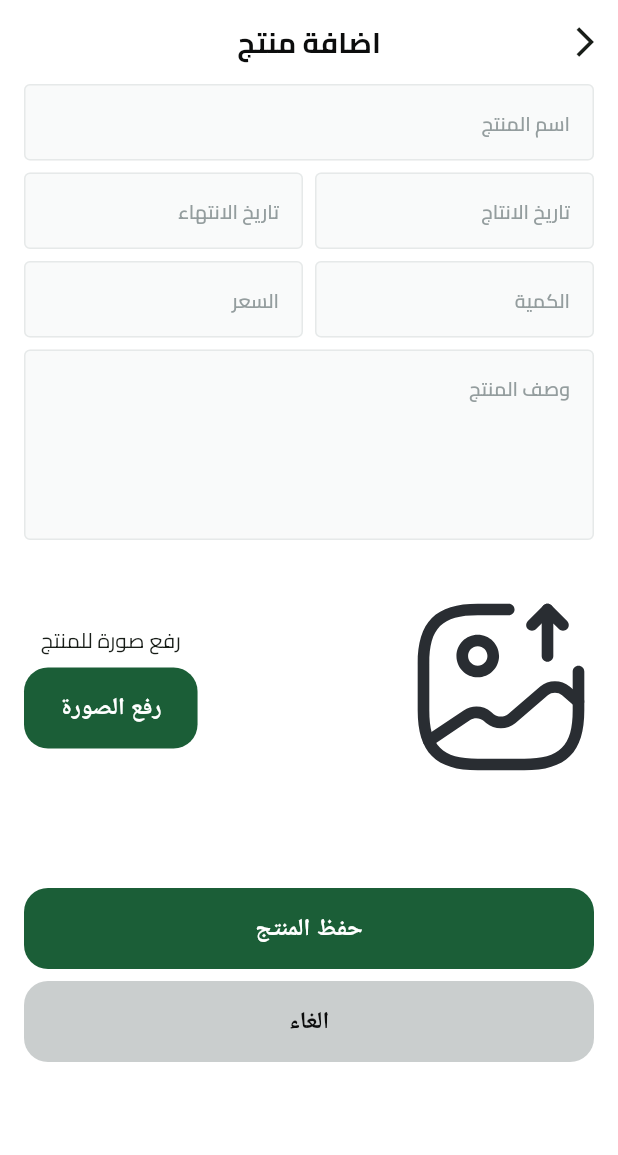
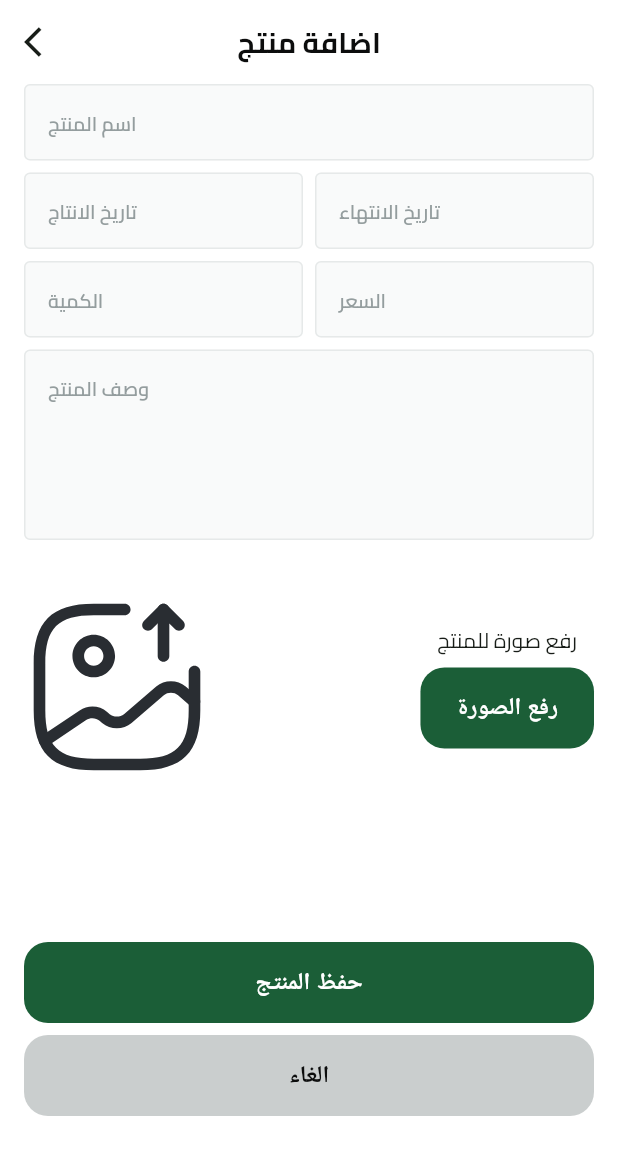
Before and after one commit to elsaramji/controlPanel, a Flutter app: the AddingForm screen opened by its route, on a phone screen of 412 x 824 dp. Shown: the top 1155 px of the screen. Run offline on Flutter 3.47's test engine with Material 3 defaults, Android fonts, the phone set to English and light mode, and no system bars; our stand-ins replace bloc, cloud_firestore, dartz, firebase_auth, firebase_core, flutter_bloc and 5 more; missing offline and left inert: new_device_apps; accounts and stored records are empty; network calls fail; project files that could hold a hidden picture were left out.

Commit message:
add upload prodcut image future

```diff
--- a/lib/components/addItemsform/logic/function.dart
+++ b/lib/components/addItemsform/logic/function.dart
@@ -1,8 +1,10 @@
 // components/addItemsform/logic/function.dart
 import 'package:image_picker/image_picker.dart';
 
-class AddItemsFunction {
-  static Future<XFile?> uploadimage() async {
+//TODO: AddItemsFunctionCubit
+
+class PickImageFunction {
+  static Future<XFile?> pickimagelocal() async {
     Future<XFile?> picker =
         ImagePicker().pickImage(source: ImageSource.gallery);
     return picker;
--- a/lib/components/addItemsform/view/adding_form.dart
+++ b/lib/components/addItemsform/view/adding_form.dart
@@ -1,12 +1,15 @@
 // components/addItemsform/view/adding_form.dart
 
+import 'dart:developer';
+
 import 'package:flutter/material.dart';
-import 'package:furits_control/components/addItemsform/logic/function.dart';
 import 'package:furits_control/components/addItemsform/widgets/saving_button.dart';
+import 'package:furits_control/core/injection/get_it.dart';
 
 import '../../../core/custom/appbars/custom_Appbar.dart';
+import '../../../service/supbace/storage_supbase.dart';
 import '../widgets/product_form_filed.dart';
-import '../widgets/upload_image.dart';
+import '../widgets/imageuploader/view/upload_image.dart';
 
 class AddingForm extends StatelessWidget {
   static const routeName = '/AddingForm';
@@ -16,7 +19,9 @@
       dateofexpire,
       quantity,
       price,
-      description;
+      description,
+      imageurl;
+
   AddingForm({super.key});
 
   @override
@@ -40,6 +45,7 @@
                       formkey: formKey,
                       name: (value) {
                         name = value;
+                        log(name!);
                       },
                       dateofproduction: (value) {
                         dateofproduction = value;
@@ -61,14 +67,10 @@
                       size: Size.fromHeight(36),
                     ),
                     UploadImage(
-                      onPressed: () {
-                        AddItemsFunction.uploadimage().then((value) {
-                          if (value != null) {}
-                        });
-                      },
+                      hup: getIt<StorageSupbase>(),
                     ),
                     const SizedOverflowBox(
-                      size: Size.fromHeight(72),
+                      size: Size.fromHeight(108),
                     ),
                     SavingButtons(
                       onpressedCancel: () {},
--- /dev/null
+++ b/lib/components/addItemsform/widgets/imageuploader/view/upload_image.dart
@@ -0,0 +1,64 @@
+// components/addItemsform/widgets/imageuploader/view/upload_image.dart
+
+import 'dart:io';
+
+import 'package:flutter/material.dart';
+import 'package:flutter_bloc/flutter_bloc.dart';
+import 'package:flutter_spinkit/flutter_spinkit.dart';
+import 'package:furits_control/components/addItemsform/widgets/imageuploader/widgets/image_selector.dart';
+import 'package:furits_control/core/custom/show_errors/custom_errors_massage.dart';
+import 'package:furits_control/service/supbace/storage_supbase.dart';
+
+import '../../../../../core/styles/color_style.dart';
+import '../../../../../service/blocks/cubits/upload/upload_image_cubit.dart';
+
+class UploadImage extends StatefulWidget {
+  bool isloaded = false;
+  bool imageisloading = false;
+  File? file;
+  final StorageSupbase hup;
+
+  UploadImage({
+    super.key,
+    required this.hup,
+  });
+
+  @override
+  State<UploadImage> createState() => _UploadImageState();
+}
+
+class _UploadImageState extends State<UploadImage> {
+  @override
+  Widget build(BuildContext context) {
+    return BlocProvider(
+      create: (context) => UploadImageCubit(),
+      child: Builder(builder: (context) {
+        return BlocConsumer<UploadImageCubit, UploadImageState>(
+          listener: (context, state) {
+            if (state is UploadImageSuccess) {
+              widget.imageisloading = false;
+              ErrorsMassage.errorsBar(context, 'تم رفع الصورة بنجاح');
+            } else if (state is UploadImageError) {
+              ErrorsMassage.errorsBar(context, state.message);
+            }
+            if (state is UploadImageLoading) {
+              widget.imageisloading = true;
+            }
+          },
+          builder: (context, state) {
+            return widget.imageisloading
+                ? const Center(
+                    child: SpinKitWave(
+                      color: AppColors.green1400,
+                    ),
+                  )
+                : UploadSelctor(
+                    file: widget.file,
+                    hup: widget.hup,
+                  );
+          },
+        );
+      }),
+    );
+  }
+}
--- /dev/null
+++ b/lib/components/addItemsform/widgets/imageuploader/widgets/button_upload.dart
@@ -0,0 +1,45 @@
+// components/addItemsform/widgets/imageuploader/widgets/button_upload.dart
+import 'dart:math';
+
+import 'package:flutter/material.dart';
+import 'package:flutter_bloc/flutter_bloc.dart';
+import 'package:furits_control/components/addItemsform/widgets/imageuploader/widgets/image_selector.dart';
+
+import '../../../../../core/custom/buttons/custom_button.dart';
+import '../../../../../core/custom/show_errors/custom_errors_massage.dart';
+import '../../../../../core/styles/color_style.dart';
+import '../../../../../service/blocks/cubits/upload/upload_image_cubit.dart';
+
+class ButtonUpload extends StatelessWidget {
+  const ButtonUpload({
+    super.key,
+    required this.widget,
+  });
+
+  final UploadSelctor widget;
+
+  @override
+  Widget build(BuildContext context) {
+    return Column(mainAxisAlignment: MainAxisAlignment.spaceBetween, children: [
+      const Text('رفع صورة للمنتج'),
+      const SizedBox(
+        height: 8,
+      ),
+      CustomButton(
+        titel: "رفع الصورة",
+        onPressed: () {
+          if (widget.file != null) {
+            BlocProvider.of<UploadImageCubit>(context).uploadimage(
+              supbase: widget.hup,
+              file: widget.file!,
+              productid: Random().nextInt(100).toString(),
+            );
+          } else {
+            ErrorsMassage.errorsBar(context, 'يرجى اختيار صورة المنتج');
+          }
+        },
+        titelcolor: AppColors.white,
+      ),
+    ]);
+  }
+}
--- /dev/null
+++ b/lib/components/addItemsform/widgets/imageuploader/widgets/image_box.dart
@@ -0,0 +1,52 @@
+// components/addItemsform/widgets/imageuploader/widgets/image_box.dart
+import 'dart:io';
+
+import 'package:flutter/material.dart';
+import 'package:flutter_svg/svg.dart';
+
+import '../../../../../constants/assets.dart';
+import '../../../../../core/styles/color_style.dart';
+
+class ImageBox extends StatefulWidget {
+  bool isloaded = false;
+  File? file;
+  ImageBox({super.key, this.file, required this.isloaded});
+
+  @override
+  State<ImageBox> createState() => _ImageBoxState();
+}
+
+class _ImageBoxState extends State<ImageBox> {
+  @override
+  Widget build(BuildContext context) {
+    return widget.file != null
+        ? Stack(
+            children: [
+              Image.file(
+                widget.file!,
+                width: 112,
+                height: 112,
+              ),
+              Positioned(
+                top: 0,
+                right: 0,
+                child: InkWell(
+                  onTap: () {
+                    setState(() {
+                      widget.isloaded = false;
+                      widget.file = null;
+                    });
+                  },
+                  child: const Icon(
+                    Icons.cancel,
+                    color: AppColors.green1400,
+                  ),
+                ),
+              ),
+            ],
+          )
+        : SvgPicture.asset(
+            Assets.assetsImageGalleryExport,
+          );
+  }
+}
--- /dev/null
+++ b/lib/components/addItemsform/widgets/imageuploader/widgets/image_selector.dart
@@ -0,0 +1,46 @@
+// components/addItemsform/widgets/imageuploader/widgets/image_selector.dart
+
+import 'dart:io';
+
+import 'package:flutter/material.dart';
+import 'package:furits_control/components/addItemsform/widgets/imageuploader/widgets/image_box.dart';
+
+import '../../../../../service/supbace/storage_supbase.dart';
+import '../../../logic/function.dart';
+import 'button_upload.dart';
+
+class UploadSelctor extends StatefulWidget {
+  bool isloaded = false;
+
+  File? file;
+
+  final StorageSupbase hup;
+  UploadSelctor({super.key, this.file, required this.hup});
+
+  @override
+  State<UploadSelctor> createState() => _UploadSelctorState();
+}
+
+class _UploadSelctorState extends State<UploadSelctor> {
+  @override
+  Widget build(BuildContext context) {
+    return Row(mainAxisAlignment: MainAxisAlignment.spaceBetween, children: [
+      GestureDetector(
+          onTap: () async {
+            PickImageFunction.pickimagelocal().then((value) {
+              if (value != null) {
+                setState(() {
+                  widget.isloaded = true;
+                  widget.file = File(value.path);
+                });
+              }
+            });
+          },
+          child: ImageBox(
+            isloaded: widget.isloaded,
+            file: widget.file,
+          )),
+      ButtonUpload(widget: widget),
+    ]);
+  }
+}
--- a/lib/components/addItemsform/widgets/product_form_filed.dart
+++ b/lib/components/addItemsform/widgets/product_form_filed.dart
@@ -11,7 +11,7 @@
       quantity,
       price,
       description;
- ProductForm({super.key, required this.formkey,
+ const ProductForm({super.key, required this.formkey,
   required this.name,
   required this.dateofproduction,
   required this.dateofexpire,
--- a/lib/components/addItemsform/widgets/upload_image.dart
+++ /dev/null
@@ -1,83 +0,0 @@
-// components/addItemsform/widgets/upload_image.dart
-
-import 'dart:io';
-
-import 'package:flutter/material.dart';
-import 'package:flutter_svg/svg.dart';
-import 'package:furits_control/components/addItemsform/logic/function.dart';
-import 'package:furits_control/constants/assets.dart';
-
-import '../../../core/custom/buttons/custom_button.dart';
-import '../../../core/styles/color_style.dart';
-
-class UploadImage extends StatefulWidget {
-  final Function()? onPressed;
-  bool isloaded = false;
-  late File file;
-  UploadImage({
-    super.key,
-    this.onPressed,
-  });
-
-  @override
-  State<UploadImage> createState() => _UploadImageState();
-}
-
-class _UploadImageState extends State<UploadImage> {
-  @override
-  Widget build(BuildContext context) {
-    return Row(mainAxisAlignment: MainAxisAlignment.spaceBetween, children: [
-      GestureDetector(
-        onTap: () async {
-          AddItemsFunction.uploadimage().then((value) {
-            if (value != null) {
-              setState(() {
-                widget.isloaded = true;
-                widget.file = File(value.path);
-              });
-            }
-          });
-        },
-        child: widget.isloaded
-            ? Stack(
-                children: [
-                  Image.file(
-                    widget.file,
-                    width: 112,
-                    height: 112,
-                  ),
-                  Positioned(
-                    top: 0,
-                    right: 0,
-                    child: InkWell(
-                      onTap: () {
-                        setState(() {
-                          widget.isloaded = false;
-                        });
-                      },
-                      child: const Icon(
-                        Icons.cancel,
-                        color: AppColors.green1400,
-                      ),
-                    ),
-                  ),
-                ],
-              )
-            : SvgPicture.asset(
-                Assets.assetsImageGalleryExport,
-              ),
-      ),
-      Column(mainAxisAlignment: MainAxisAlignment.spaceBetween, children: [
-        const Text('رفع صورة للمنتج'),
-        const SizedBox(
-          height: 8,
-        ),
-        CustomButton(
-          titel: "رفع الصورة",
-          onPressed: widget.onPressed,
-          titelcolor: AppColors.white,
-        ),
-      ]),
-    ]);
-  }
-}
--- a/lib/core/custom/buttons/custom_button.dart
+++ b/lib/core/custom/buttons/custom_button.dart
@@ -8,13 +8,13 @@
 class CustomButton extends StatelessWidget {
   final String titel;
   final Color titelcolor;
-  final VoidCallback? onPressed;
+  final void Function()? onPressed;
   final ButtonStyle? style;
 
   const CustomButton({
     super.key,
     required this.titel,
-    required this.onPressed,
+    this.onPressed,
     this.style,
     required this.titelcolor,
   });
--- a/lib/core/injection/get_it.dart
+++ b/lib/core/injection/get_it.dart
@@ -4,13 +4,14 @@
 import 'package:furits_control/service/firebase/auth.dart';
 import 'package:get_it/get_it.dart';
 
-
+import '../../service/supbace/storage_supbase.dart';
 
 final getIt = GetIt.instance;
 
 void setupGetIt() {
   try {
     getIt.registerSingleton<FirebaseAuthService>(FirebaseAuthService());
+    getIt.registerSingleton<StorageSupbase>(StorageSupbase());
   } catch (e) {
     log(e.toString());
   }
--- a/lib/main.dart
+++ b/lib/main.dart
@@ -5,6 +5,7 @@
 import 'package:flutter_localizations/flutter_localizations.dart';
 import 'package:furits_control/core/injection/get_it.dart';
 import 'package:furits_control/service/firebase/auth.dart';
+import 'package:intl/intl.dart';
 import 'package:supabase_flutter/supabase_flutter.dart';
 
 import 'components/auth/signin/view/view.dart';
@@ -25,8 +26,9 @@
     anonKey:
         'eyJhbGciOiJIUzI1NiIsInR5cCI6IkpXVCJ9.eyJpc3MiOiJzdXBhYmFzZSIsInJlZiI6Im14dGVodWpla2ppY2NreGRseHppIiwicm9sZSI6ImFub24iLCJpYXQiOjE3MzUwMjk1MDIsImV4cCI6MjA1MDYwNTUwMn0.8yXA0Dlztz7yJ4ttz5reL0I0K6WMqmq56pKbgV25kkg',
   );
+
   setupGetIt();
-  await S.load(const Locale('ar', 'EG'));
+  Intl.defaultLocale = 'ar';
   runApp(StoreControle());
 }
 
@@ -54,7 +56,7 @@
         GlobalCupertinoLocalizations.delegate,
       ],
       supportedLocales: S.delegate.supportedLocales,
-      locale: const Locale('ar', 'EG'),
+      locale: Intl.defaultLocale != null ? Locale(Intl.defaultLocale!) : null,
       debugShowCheckedModeBanner: false,
       onGenerateRoute: ongenerate,
       initialRoute: SigninAsAdmin.route,
--- /dev/null
+++ b/lib/service/blocks/cubits/upload/upload_image_state.dart
@@ -0,0 +1,18 @@
+// service/blocks/cubits/upload/upload_image_state.dart
+part of 'upload_image_cubit.dart';
+
+abstract class UploadImageState {}
+
+class UploadImageInitial extends UploadImageState {}
+
+class UploadImageSuccess extends UploadImageState {
+  final String imageUrl;
+  UploadImageSuccess(this.imageUrl);
+}
+
+class UploadImageError extends UploadImageState {
+  final String message;
+  UploadImageError(this.message);
+}
+
+class UploadImageLoading extends UploadImageState {}
--- a/pubspec.yaml
+++ b/pubspec.yaml
@@ -39,11 +39,13 @@
   flutter_bloc: ^8.1.6
   flutter_localizations:
     sdk: flutter
+  flutter_spinkit: ^5.2.1
   flutter_svg: ^2.0.16
   flutter_svg_provider: ^1.0.7
   get_it: ^8.0.3
   image_picker: ^1.1.2
   image_picker_android: ^0.8.12+19
+  intl: ^0.19.0
   new_device_apps: ^1.0.0
   supabase_flutter: ^2.8.2
 dev_dependencies:
```
Also changed, not shown: lib/service/blocks/cubits/upload/upload_image_cubit.dart (added, +29 -0 lines), lib/service/supbace/storage_supbase.dart (added, +28 -0 lines), lib/generated/l10n.dart, pubspec.lock.
